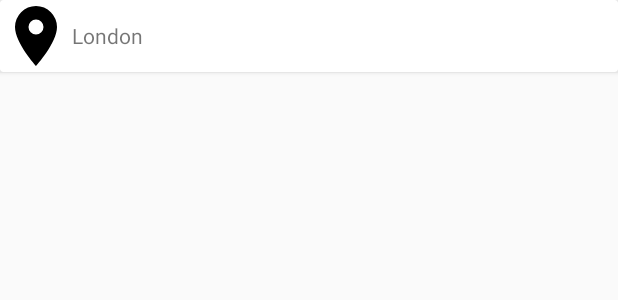
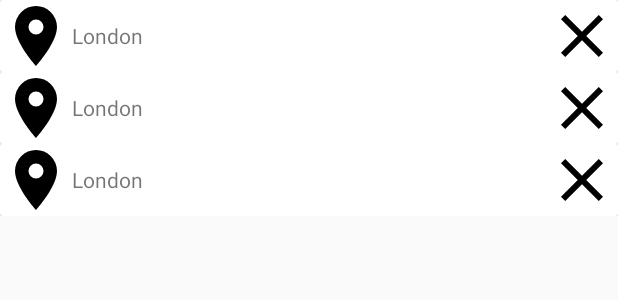
Before and after one commit to kallard1/WeatherAndroid, an Android app: the layout fragment_city.xml on its own in the app's theme, with its tools: preview values and no code run, on a phone screen of 412 x 824 dp. Shown: the top 300 px of the screen. Run offline under Robolectric (Android 15) with nearby library versions, the phone set to English and light mode, and no system bars.

Commit message:
:sparkles: Introducing new features.
gestion de la suppression

```diff
--- a/app/src/main/java/fr/area42/weatherandroid/city/CityAdapter.kt
+++ b/app/src/main/java/fr/area42/weatherandroid/city/CityAdapter.kt
@@ -2,7 +2,6 @@ package fr.area42.weatherandroid.city
 
 import android.support.v7.widget.CardView
 import android.support.v7.widget.RecyclerView
-import android.text.Layout
 import android.view.LayoutInflater
 import android.view.View
 import android.view.ViewGroup
@@ -21,6 +20,7 @@ class CityAdapter(private val cities: List<City>,
     class ViewHolder(itemView: View): RecyclerView.ViewHolder(itemView) {
         val cardView = itemView.findViewById<CardView>(R.id.card_view)!!
         val cityNameView = itemView.findViewById<TextView>(R.id.name)!!
+        val deleteView = itemView.findViewById<View>(R.id.delete)
     }
 
     override fun onCreateViewHolder(parent: ViewGroup, viewType: Int): ViewHolder {
@@ -37,6 +37,8 @@ class CityAdapter(private val cities: List<City>,
             cardView.tag = city
             cardView.setOnClickListener(this@CityAdapter)
             cityNameView.text = city.name
+            deleteView.tag = city
+            deleteView.setOnClickListener(this@CityAdapter)
         }
     }
 
@@ -45,6 +47,7 @@ class CityAdapter(private val cities: List<City>,
     override fun onClick(view: View) {
         when(view.id) {
             R.id.card_view -> cityListener.onCitySelected(view.tag as City)
+            R.id.delete -> cityListener.onCityDeleted(view.tag as City)
         }
     }
 }
--- a/app/src/main/java/fr/area42/weatherandroid/city/CreateCityDialogFragment.kt
+++ b/app/src/main/java/fr/area42/weatherandroid/city/CreateCityDialogFragment.kt
@@ -29,7 +29,7 @@ class CreateCityDialogFragment : DialogFragment() {
             hint = context.getString(R.string.add_city_hint)
         }
 
-        builder.setTitle(getString(R.string.new_city_title))
+        builder.setTitle(getString(R.string.add_city_title))
             .setView(input)
             .setPositiveButton(R.string.add_city_positive_button,
                 DialogInterface.OnClickListener { _, _ ->
--- /dev/null
+++ b/app/src/main/res/drawable/close.xml
@@ -0,0 +1,8 @@
+<!-- drawable/close.xml -->
+<vector xmlns:android="http://schemas.android.com/apk/res/android"
+    android:height="24dp"
+    android:width="24dp"
+    android:viewportWidth="24"
+    android:viewportHeight="24">
+    <path android:fillColor="#000" android:pathData="M19,6.41L17.59,5L12,10.59L6.41,5L5,6.41L10.59,12L5,17.59L6.41,19L12,13.41L17.59,19L19,17.59L13.41,12L19,6.41Z" />
+</vector>
--- a/app/src/main/res/layout/item_city.xml
+++ b/app/src/main/res/layout/item_city.xml
@@ -2,7 +2,7 @@
 <RelativeLayout xmlns:android="http://schemas.android.com/apk/res/android"
     xmlns:tools="http://schemas.android.com/tools"
     android:layout_width="match_parent"
-    android:layout_height="match_parent">
+    android:layout_height="wrap_content">
 
     <android.support.v7.widget.CardView
         android:id="@+id/card_view"
@@ -28,6 +28,15 @@
                 android:layout_toRightOf="@id/icon"
                 tools:text="London" />
 
+            <ImageView
+                android:id="@+id/delete"
+                android:layout_width="48dp"
+                android:layout_height="48dp"
+                android:layout_centerVertical="true"
+                android:layout_alignParentRight="true"
+                android:layout_alignParentEnd="true"
+                android:src="@drawable/close"/>
+
         </RelativeLayout>
     </android.support.v7.widget.CardView>
 </RelativeLayout>
```
Also changed, not shown: app/src/main/java/fr/area42/weatherandroid/city/CityFragment.kt (+33 -3 lines), app/src/main/java/fr/area42/weatherandroid/city/Database.kt (+28 -0 lines), app/src/main/java/fr/area42/weatherandroid/city/DeleteCityDialogFragment.kt (added, +47 -0 lines), app/src/main/java/fr/area42/weatherandroid/utils/UiUtils.kt (added, +8 -0 lines), app/src/main/res/values/strings.xml (+14 -2 lines).
